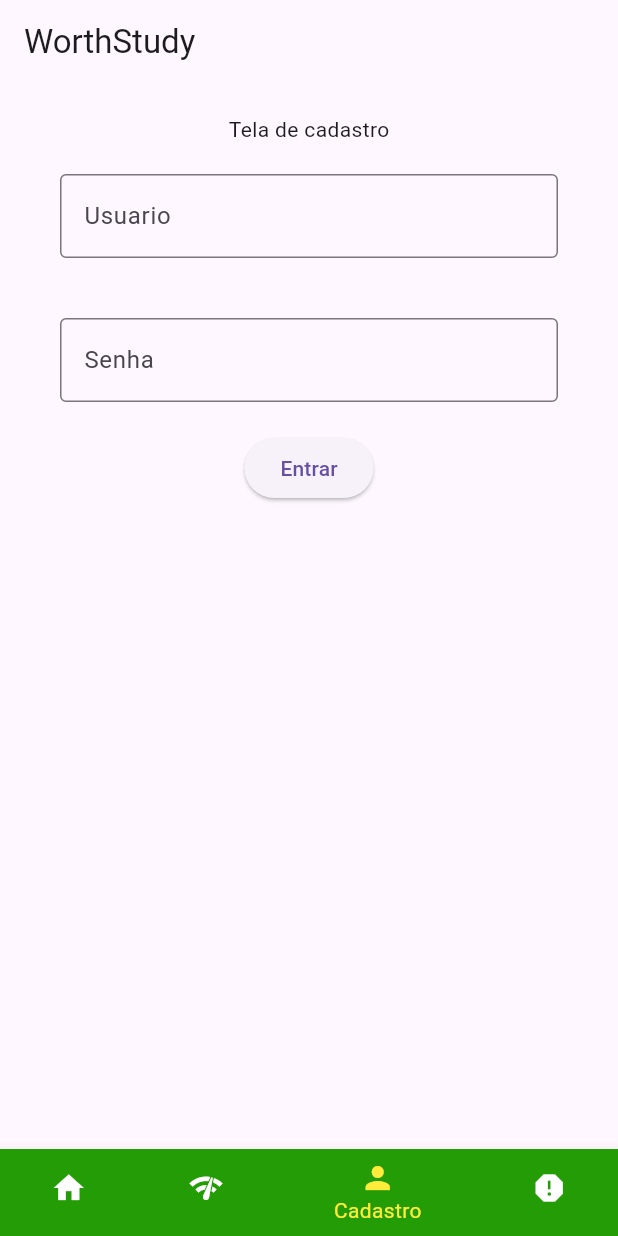
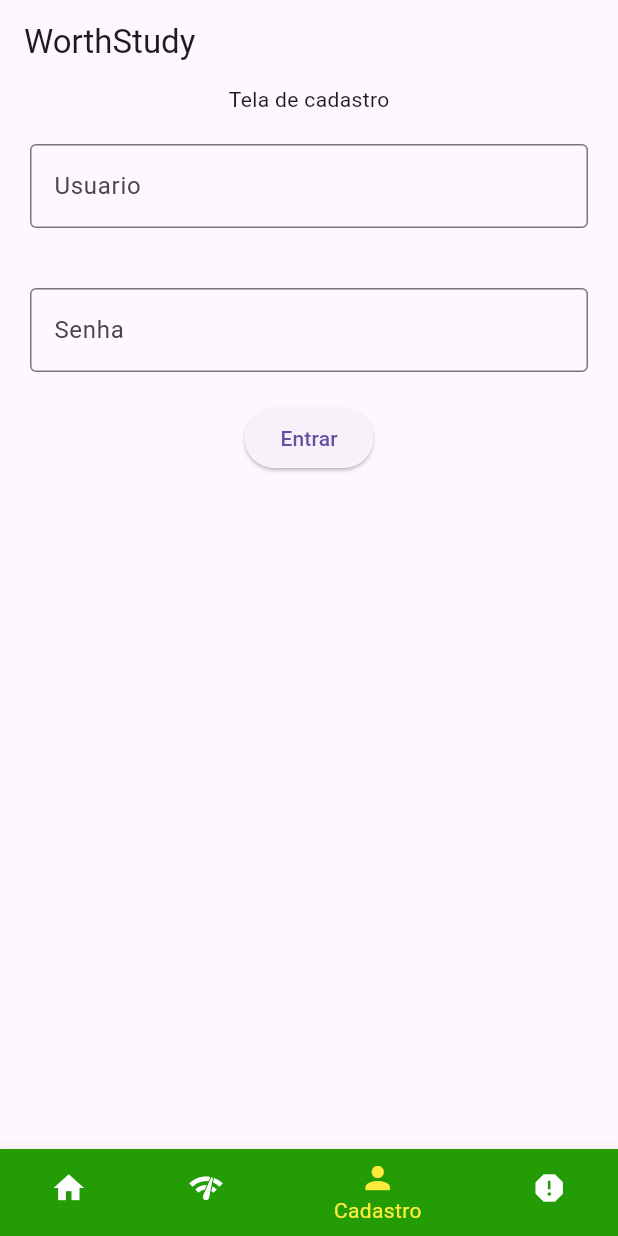
Before and after one commit to Henrique-Temponi/LDDM, a Flutter app: the screen it shows after launch, item 3 of the bottom bar chosen, on a phone screen of 412 x 824 dp. Run offline on Flutter 3.47's test engine with Material 3 defaults, Android fonts, the light colour scheme and no system bars.

Commit message:
Limpa metodo em cadastro

```diff
--- a/lib/cadastro.dart
+++ b/lib/cadastro.dart
@@ -10,12 +10,9 @@ class Cadastro extends StatefulWidget {
 class _CadastroState extends State<Cadastro> {
   @override
   Widget build(BuildContext context) {
-    //Limpar os metodos ate coluna
-    return DefaultTextStyle.merge(
-        child: Container(
-      padding: const EdgeInsets.all(20),
-      child:
-          Column(mainAxisAlignment: MainAxisAlignment.start, children: <Widget>[
+    return Column(
+      mainAxisAlignment: MainAxisAlignment.start,
+      children: <Widget>[
         const Center(child: Text("Tela de cadastro")),
         const Padding(
             padding: EdgeInsets.all(20),
@@ -39,7 +36,7 @@ class _CadastroState extends State<Cadastro> {
               print("Ok");
             },
             child: const Text("Entrar"))
-      ]),
-    ));
+      ],
+    );
   }
 }
```
